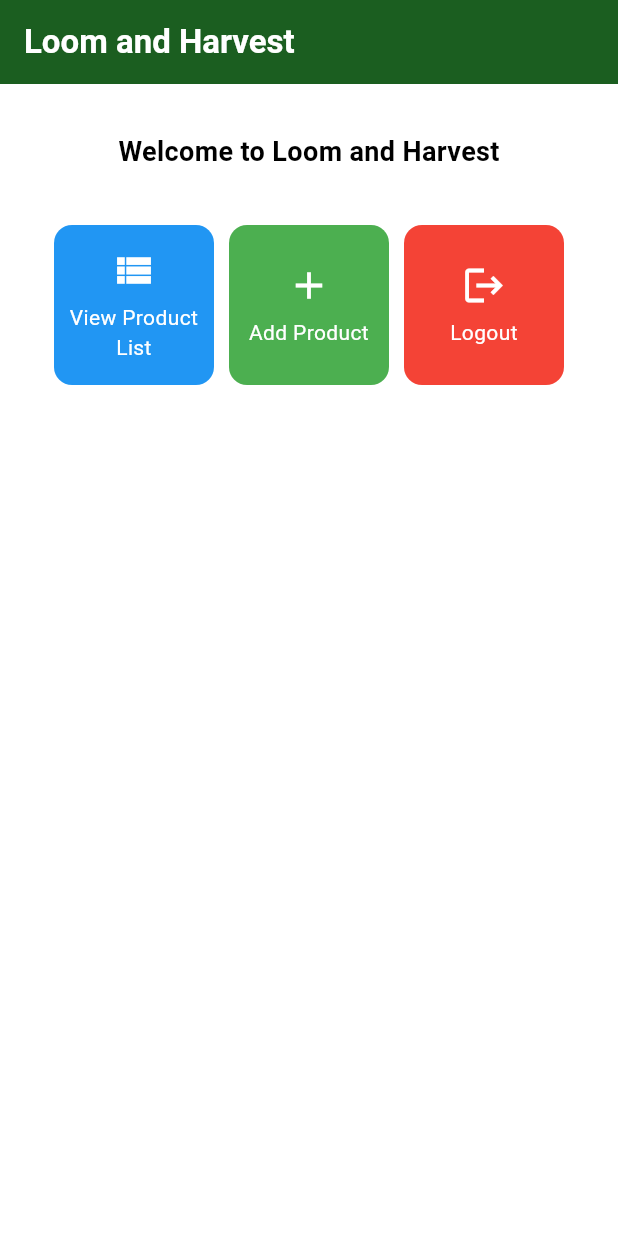
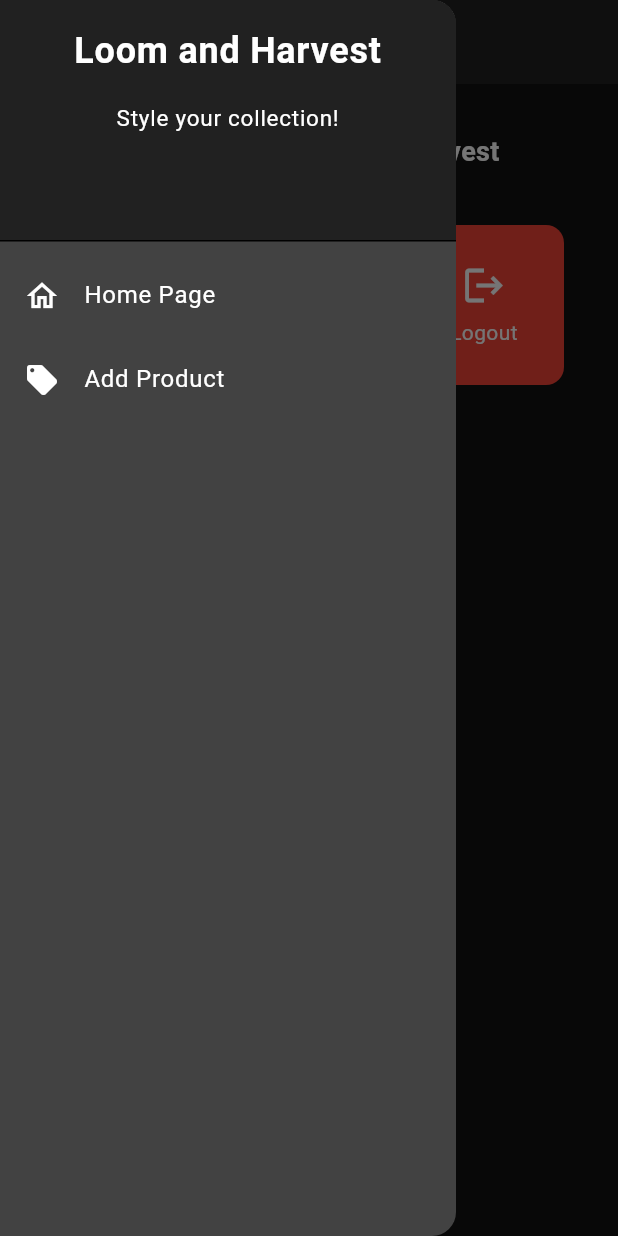
Before and after one commit to davinawuy/loomandharvestmobile, a Flutter app: the screen it shows after launch, with the side drawer open (before the commit the screen has no drawer), on a phone screen of 412 x 824 dp. Run offline on Flutter 3.47's test engine with Material 3 defaults, Android fonts, the phone set to English and light mode, and no system bars.

Commit message:
finishing Assignment 8

```diff
--- a/lib/main.dart
+++ b/lib/main.dart
@@ -1,4 +1,4 @@
-import 'package:loom_and_harvest/menu.dart';
+import 'package:loom_and_harvest/screens/menu.dart';
 import 'package:flutter/material.dart';
 
 
@@ -30,7 +30,16 @@ class MyApp extends StatelessWidget {
         //
         // This works for code too, not just values: Most code changes can be
         // tested with just a hot reload.
-        colorScheme: ColorScheme.fromSwatch(primarySwatch: Colors.deepPurple,).copyWith(secondary: Colors.deepPurple[400]),
+      colorScheme: ColorScheme.fromSwatch(
+        brightness: Brightness.dark,
+        primarySwatch: Colors.grey,
+      ).copyWith(
+        primary: Color(0xFF212121),       // Dark gray for primary
+        secondary: Color(0xFFBB86FC),     // Accent purple for secondary
+        surface: Color(0xFF121212),    // Very dark gray for background
+        onPrimary: Color(0xFFFFFFFF),     // White text on primary color
+        onSecondary: Color(0xFF000000),   // Black text on secondary color
+        onSurface: Color(0xFFFFFFFF)),
         useMaterial3: true,
       ),
       home: MyHomePage(),
--- a/lib/menu.dart
+++ /dev/null
@@ -1,118 +0,0 @@
-import 'package:flutter/material.dart';
-
-class MyHomePage extends StatelessWidget {
-  final List<ItemHomepage> items = [
-    ItemHomepage("View Product List", Icons.view_list, Colors.blue),
-    ItemHomepage("Add Product", Icons.add, Colors.green),
-    ItemHomepage("Logout", Icons.logout, Colors.red),
-  ];
-
-  MyHomePage({super.key});
-
-  @override
-  Widget build(BuildContext context) {
-    return Scaffold(
-      appBar: AppBar(
-        title: const Text(
-          'Loom and Harvest',
-          style: TextStyle(
-            color: Colors.white,
-            fontWeight: FontWeight.bold,
-          ),
-        ),
-        backgroundColor: Colors.green[900], // Set AppBar color to dark green
-      ),
-      body: Padding(
-        padding: const EdgeInsets.all(16.0),
-        child: Center(
-          child: Column(
-            children: [
-              const Padding(
-                padding: EdgeInsets.only(top: 16.0),
-                child: Text(
-                  'Welcome to Loom and Harvest',
-                  style: TextStyle(
-                    fontWeight: FontWeight.bold,
-                    fontSize: 18.0,
-                  ),
-                ),
-              ),
-              const SizedBox(height: 16.0),
-              GridView.count(
-                primary: true,
-                padding: const EdgeInsets.all(20),
-                crossAxisSpacing: 10,
-                mainAxisSpacing: 10,
-                crossAxisCount: 3,
-                shrinkWrap: true,
-                children: items.map((ItemHomepage item) {
-                  return ItemCard(item);
-                }).toList(),
-              ),
-            ],
-          ),
-        ),
-      ),
-    );
-  }
-}
-
-class ItemHomepage {
-  final String name;
-  final IconData icon;
-  final Color color;
-
-  ItemHomepage(this.name, this.icon, this.color);
-}
-
-class ItemCard extends StatelessWidget {
-  final ItemHomepage item;
-
-  const ItemCard(this.item, {super.key});
-
-  @override
-  Widget build(BuildContext context) {
-    return Material(
-      color: item.color,
-      borderRadius: BorderRadius.circular(12),
-      child: InkWell(
-        onTap: () {
-          String message;
-          if (item.name == "View Product List") {
-            message = "You have pressed the View Product List button";
-          } else if (item.name == "Add Product") {
-            message = "You have pressed the Add Product button";
-          } else {
-            message = "You have pressed the Logout button";
-          }
-          ScaffoldMessenger.of(context)
-            ..hideCurrentSnackBar()
-            ..showSnackBar(
-              SnackBar(content: Text(message)),
-            );
-        },
-        child: Container(
-          padding: const EdgeInsets.all(8),
-          child: Center(
-            child: Column(
-              mainAxisAlignment: MainAxisAlignment.center,
-              children: [
-                Icon(
-                  item.icon,
-                  color: Colors.white,
-                  size: 30.0,
-                ),
-                const Padding(padding: EdgeInsets.all(3)),
-                Text(
-                  item.name,
-                  textAlign: TextAlign.center,
-                  style: const TextStyle(color: Colors.white),
-                ),
-              ],
-            ),
-          ),
-        ),
-      ),
-    );
-  }
-}
--- /dev/null
+++ b/lib/screens/menu.dart
@@ -0,0 +1,60 @@
+import 'package:flutter/material.dart';
+import 'package:loom_and_harvest/widgets/left_drawer.dart';
+import 'package:loom_and_harvest/widgets/product_card.dart';
+class MyHomePage extends StatelessWidget {
+  final List<ItemHomepage> items = [
+    ItemHomepage("View Product List", Icons.view_list, Colors.blue),
+    ItemHomepage("Add Product", Icons.add, Colors.green),
+    ItemHomepage("Logout", Icons.logout, Colors.red),
+  ];
+
+  MyHomePage({super.key});
+
+  @override
+  Widget build(BuildContext context) {
+    return Scaffold(
+      appBar: AppBar(
+        title: const Text(
+          'Loom and Harvest',
+          style: TextStyle(
+            color: Colors.white,
+            fontWeight: FontWeight.bold,
+          ),
+        ),
+        backgroundColor: Theme.of(context).colorScheme.primary,
+      ),
+      drawer: const LeftDrawer(),
+      body: Padding(
+        padding: const EdgeInsets.all(16.0),
+        child: Center(
+          child: Column(
+            children: [
+              const Padding(
+                padding: EdgeInsets.only(top: 16.0),
+                child: Text(
+                  'Welcome to Loom and Harvest',
+                  style: TextStyle(
+                    fontWeight: FontWeight.bold,
+                    fontSize: 18.0,
+                  ),
+                ),
+              ),
+              const SizedBox(height: 16.0),
+              GridView.count(
+                primary: true,
+                padding: const EdgeInsets.all(20),
+                crossAxisSpacing: 10,
+                mainAxisSpacing: 10,
+                crossAxisCount: 3,
+                shrinkWrap: true,
+                children: items.map((ItemHomepage item) {
+                  return ItemCard(item);
+                }).toList(),
+              ),
+            ],
+          ),
+        ),
+      ),
+    );
+  }
+}
--- /dev/null
+++ b/lib/widgets/left_drawer.dart
@@ -0,0 +1,69 @@
+import 'package:flutter/material.dart';
+import 'package:loom_and_harvest/screens/menu.dart';
+import 'package:loom_and_harvest/screens/product_form.dart';
+
+
+class LeftDrawer extends StatelessWidget {
+  const LeftDrawer({super.key});
+
+  @override
+  Widget build(BuildContext context) {
+    return Drawer(
+      child: ListView(
+        children: [
+          DrawerHeader(
+            decoration: BoxDecoration(
+              color: Theme.of(context).colorScheme.primary, // Set the header background color to green
+            ),
+            child: const Column(
+              children: [
+                Text(
+                  'Loom and Harvest',
+                  textAlign: TextAlign.center,
+                  style: TextStyle(
+                    fontSize: 24,
+                    fontWeight: FontWeight.bold,
+                    color: Colors.white,
+                  ),
+                ),
+                Padding(padding: EdgeInsets.all(8)),
+                Text(
+                  "Style your collection!",
+                  style: TextStyle(
+                    fontSize: 15.0,
+                    color: Colors.white,
+                    fontWeight: FontWeight.normal,
+                  ),
+                  textAlign: TextAlign.center,
+                ),
+              ],
+            ),
+          ),
+          ListTile(
+            leading: const Icon(Icons.home_outlined, color: Colors.white),
+            title: const Text('Home Page'),
+            // Redirection part to MyHomePage
+            onTap: () {
+              Navigator.pushReplacement(
+                context,
+                MaterialPageRoute(
+                  builder: (context) => MyHomePage(),
+                ),
+              );
+            },
+          ),
+          ListTile(
+            leading: const Icon(Icons.local_offer, color: Colors.white), // Clothing-themed icon
+            title: const Text('Add Product'),
+            onTap: () {
+              Navigator.push(
+                context,
+                MaterialPageRoute(builder: (context) => const ProductForm()),
+              );
+            },
+          ),
+        ],
+      ),
+    );
+  }
+}
--- /dev/null
+++ b/lib/widgets/product_card.dart
@@ -0,0 +1,66 @@
+import 'package:flutter/material.dart';
+import 'package:loom_and_harvest/screens/product_form.dart';
+
+class ItemHomepage {
+  final String name;
+  final IconData icon;
+  final Color color;
+
+  ItemHomepage(this.name, this.icon, this.color);
+}
+
+class ItemCard extends StatelessWidget {
+  final ItemHomepage item;
+
+  const ItemCard(this.item, {super.key});
+
+  @override
+  Widget build(BuildContext context) {
+    return Material(
+      color: item.color,
+      borderRadius: BorderRadius.circular(12),
+      child: InkWell(
+        onTap: () {
+          String message = "You pressed the ${item.name} button!";
+          ScaffoldMessenger.of(context)
+            ..hideCurrentSnackBar()
+            ..showSnackBar(
+              SnackBar(content: Text(message)),
+            );
+
+          if (item.name == "Add Product") {
+            Navigator.push(
+              context,
+              MaterialPageRoute(builder: (context) => ProductForm()),
+            );
+          } else if (item.name == "View Product List") {
+            // TODO: Implement navigation to Product List page
+          } else if (item.name == "Logout") {
+            // TODO: Implement logout functionality
+          }
+        },
+        child: Container(
+          padding: const EdgeInsets.all(8),
+          child: Center(
+            child: Column(
+              mainAxisAlignment: MainAxisAlignment.center,
+              children: [
+                Icon(
+                  item.icon,
+                  color: Colors.white,
+                  size: 30.0,
+                ),
+                const Padding(padding: EdgeInsets.all(3)),
+                Text(
+                  item.name,
+                  textAlign: TextAlign.center,
+                  style: const TextStyle(color: Colors.white),
+                ),
+              ],
+            ),
+          ),
+        ),
+      ),
+    );
+  }
+}
```
Also changed, not shown: lib/screens/product_form.dart (added, +207 -0 lines), 1 other file.
